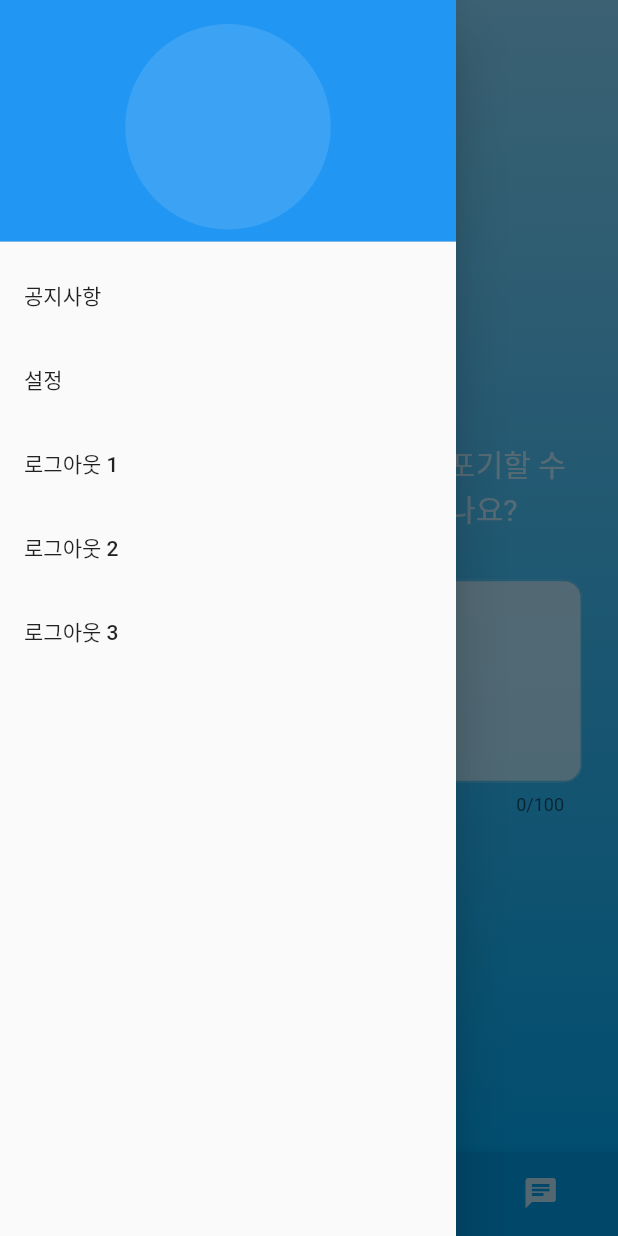
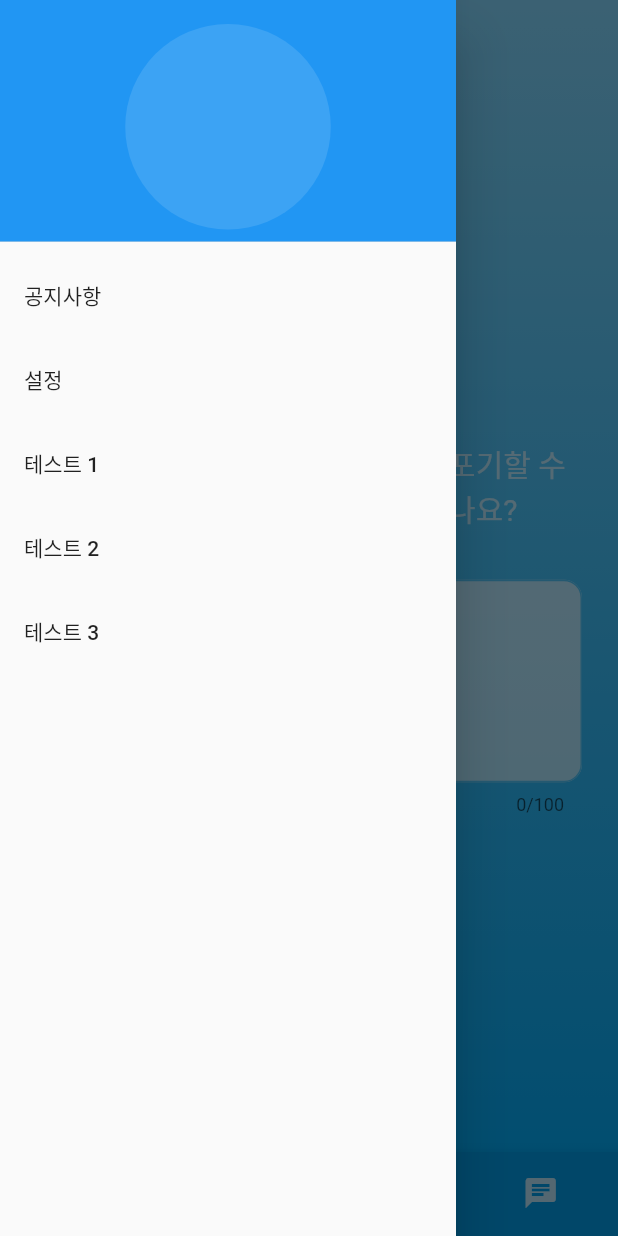
Before and after one commit to 3846chs/margaret, a Flutter app: the screen it shows after launch, with the side drawer open, on a phone screen of 412 x 824 dp. Run offline on Flutter 3.47's test engine with Material 2 defaults, Android fonts, the phone set to English and light mode, and no system bars.

Commit message:
branch test

```diff
--- a/lib/home.dart
+++ b/lib/home.dart
@@ -94,17 +94,18 @@ class _DatingHomeState extends State<DatingHome> {
             onTap: null,
           ),
           ListTile(
-            title: Text('로그아웃 1'),
+            title: Text('테스트 1'),
             onTap: null,
           ),
           ListTile(
-            title: Text('로그아웃 2'),
+            title: Text('테스트 2'),
             onTap: null,
           ),
           ListTile(
-            title: Text('로그아웃 3'),
+            title: Text('테스트 3'),
             onTap: null,
           ),
+
         ],
       ),
     );
```
